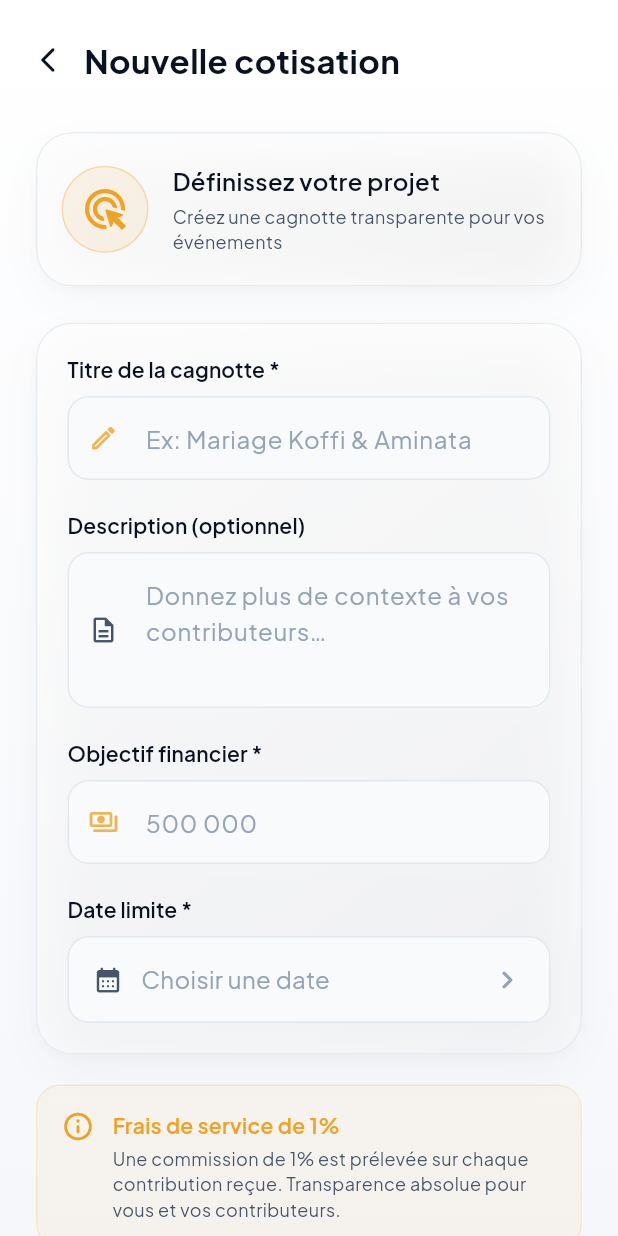
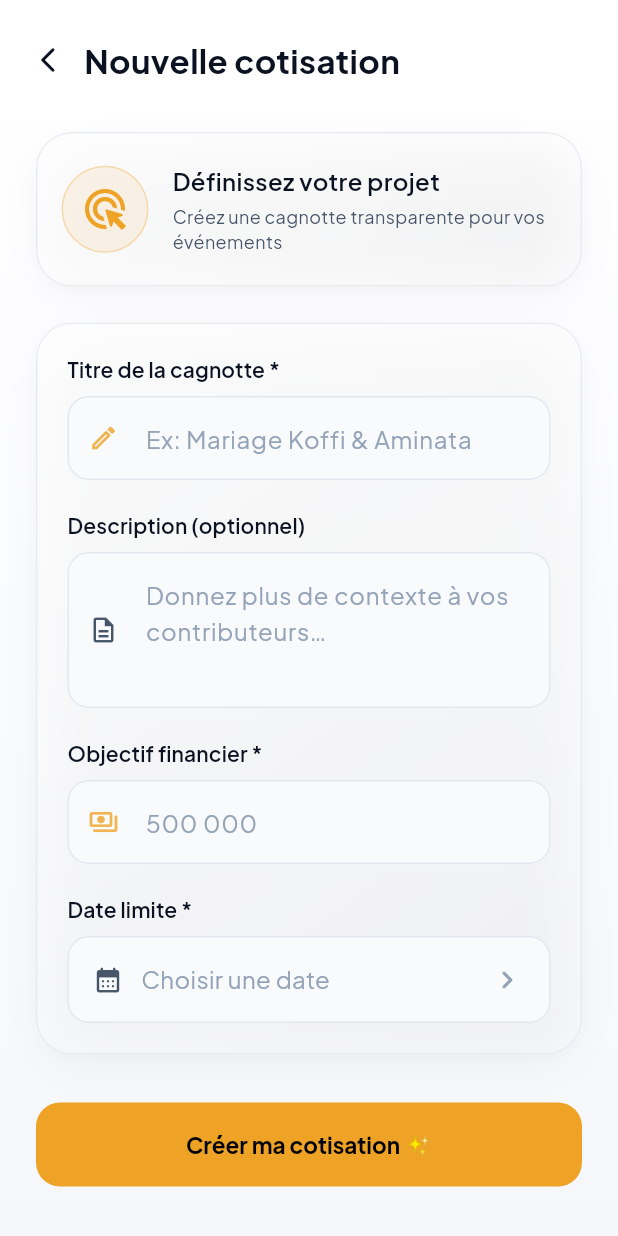
Before and after one commit to RedakArraid/mastercota, a Flutter app: the CreateCotisationScreen screen opened by its route, on a phone screen of 412 x 824 dp. Run offline on Flutter 3.47's test engine with Material 3 defaults, Android fonts, the phone set to English and light mode, and no system bars; drawn by our look-alikes of flutter_animate; our stand-ins replace flutter_riverpod, go_router, google_fonts, pinput, share_plus, supabase_flutter; accounts and stored records are empty.

Commit message:
refactor: adjust commission layout, fix settings column in schema, and remove explicit platform margins

```diff
--- a/lib/features/cotisation/screens/create_cotisation_screen.dart
+++ b/lib/features/cotisation/screens/create_cotisation_screen.dart
@@ -180,7 +180,7 @@ class _CreateCotisationScreenState
                     const SizedBox(width: 8),
                     Expanded(
                       child: Text(
-                        'Mastercota prélève 1% de commission. Le reste vous est versé automatiquement.',
+                        'Les contributions reçues sont automatiquement versées sur votre compte après déduction des frais de service.',
                         style: AppTextStyles.caption.copyWith(
                           color: AppColors.primary,
                           height: 1.4,
@@ -434,59 +434,6 @@ class _CreateCotisationScreenState
                           ),
                         ).animate().fadeIn(delay: 100.ms, duration: 400.ms),
 
-                        const SizedBox(height: 20),
-
-                        // Commission note (Premium Amber Info Box)
-                        Container(
-                          padding: const EdgeInsets.all(16),
-                          decoration: BoxDecoration(
-                            color: AppColors.primary.withValues(alpha: 0.05),
-                            borderRadius: BorderRadius.circular(16),
-                            border: Border.all(
-                                color: AppColors.primary.withValues(alpha: 0.15),
-                                width: 1),
-                            boxShadow: [
-                              BoxShadow(
-                                color: AppColors.primary.withValues(alpha: 0.01),
-                                blurRadius: 10,
-                                spreadRadius: 1,
-                              ),
-                            ],
-                          ),
-                          child: Row(
-                            crossAxisAlignment: CrossAxisAlignment.start,
-                            children: [
-                              const Icon(
-                                Icons.info_outline_rounded,
-                                color: AppColors.primary,
-                                size: 22,
-                              ),
-                              const SizedBox(width: 12),
-                              Expanded(
-                                child: Column(
-                                  crossAxisAlignment: CrossAxisAlignment.start,
-                                  children: [
-                                    Text(
-                                      'Frais de service de 1%',
-                                      style: AppTextStyles.titleMedium.copyWith(
-                                        color: AppColors.primary,
-                                      ),
-                                    ),
-                                    const SizedBox(height: 4),
-                                    Text(
-                                      'Une commission de 1% est prélevée sur chaque contribution reçue. Transparence absolue pour vous et vos contributeurs.',
-                                      style: AppTextStyles.bodySmall.copyWith(
-                                        color: AppColors.textSecondary,
-                                        height: 1.4,
-                                      ),
-                                    ),
-                                  ],
-                                ),
-                              ),
-                            ],
-                          ),
-                        ).animate().fadeIn(delay: 200.ms, duration: 400.ms),
-
                         const SizedBox(height: 32),
 
                         AppButton(
--- a/lib/features/cotisation/screens/public_contribution_page.dart
+++ b/lib/features/cotisation/screens/public_contribution_page.dart
@@ -725,9 +725,8 @@ class _ContributorsPreview extends StatelessWidget {
 
 // ── Payment form ──────────────────────────────────────────
 
-// ── Calcul des frais réels ────────────────────────────────
-// Paystack Mobile Money CI : 1,5% plafonné à 2 000 FCFA
-// Mastercota               : 1%
+// ── Calcul des frais ──────────────────────────────────────
+// Taux appliqué sur le montant brut (gross) envoyé à Paystack
 
 const double _paystackRate = 0.015;
 const double _paystackCap  = 2000.0;   // FCFA
@@ -1253,7 +1252,7 @@ class _ModeTab extends StatelessWidget {
   }
 }
 
-// ── Fee breakdown card ─────────────────────────────────────
+// ── Fee summary card ────────────────────────────────────────
 
 class _FeeBreakdown extends StatelessWidget {
   final double grossAmount;
@@ -1265,7 +1264,7 @@ class _FeeBreakdown extends StatelessWidget {
     required this.grossAmount,
     required this.netAmount,
     required this.formatter,
-    // ignored but kept for compatibility
+    // ignored — conservés pour compatibilité ascendante si besoin
     double paystackFee = 0,
     double platformFee = 0,
   });
@@ -1300,7 +1299,7 @@ class _FeeBreakdown extends StatelessWidget {
           const SizedBox(height: 4),
           Row(
             children: [
-              Text('Frais de service (3%)',
+              Text('Frais de service (2,5%)',
                   style: AppTextStyles.caption
                       .copyWith(color: AppColors.textTertiary, fontSize: 11)),
               const Spacer(),
--- a/lib/features/profile/screens/payout_settings_screen.dart
+++ b/lib/features/profile/screens/payout_settings_screen.dart
@@ -356,7 +356,7 @@ class _PayoutSettingsScreenState extends ConsumerState<PayoutSettingsScreen> {
           crossAxisAlignment: CrossAxisAlignment.start,
           children: [
             Text(
-              'Enregistrez vos coordonnées de paiement pour recevoir automatiquement les fonds collectés de vos cotisations (commission de 1%).',
+              'Enregistrez vos coordonnées pour recevoir automatiquement les fonds collectés sur vos cotisations.',
               style: AppTextStyles.bodyMedium.copyWith(color: AppColors.textSecondary, height: 1.5),
             ),
             const SizedBox(height: 28),
```
Also changed, not shown: lib/features/cotisation/widgets/contribution_dialog.dart (+11 -15 lines), 4 other files.
